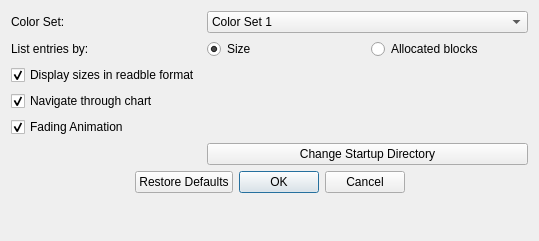
The window that DiskAnalyst/settingsdialog.ui (ahmed-agiza/disk-analyzer) describes before a commit, drawn with Qt 5.
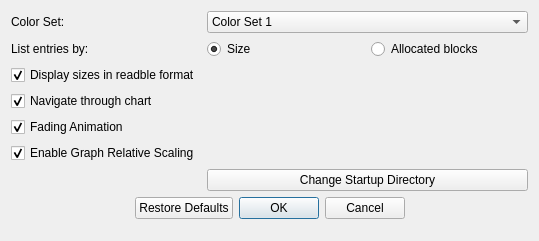
The same window after the commit.

Commit message: Relative Scaling Option

The edit to the form file:
```diff
--- a/DiskAnalyst/settingsdialog.ui
+++ b/DiskAnalyst/settingsdialog.ui
@@ -106,21 +106,21 @@
      </property>
     </widget>
    </item>
-   <item row="8" column="0">
+   <item row="9" column="0">
     <widget class="QLabel" name="lblStartupDirectory">
      <property name="text">
       <string/>
      </property>
     </widget>
    </item>
-   <item row="8" column="1">
+   <item row="9" column="1">
     <widget class="QPushButton" name="btnStartupDirectory">
      <property name="text">
       <string>Change Startup Directory</string>
      </property>
     </widget>
    </item>
-   <item row="10" column="0" colspan="2">
+   <item row="11" column="0" colspan="2">
     <widget class="QDialogButtonBox" name="bbxOkCancel">
      <property name="orientation">
       <enum>Qt::Horizontal</enum>
@@ -133,6 +133,16 @@
      </property>
     </widget>
    </item>
+   <item row="8" column="0">
+    <widget class="QCheckBox" name="chkEnableRelative">
+     <property name="text">
+      <string>Enable Graph Relative Scaling</string>
+     </property>
+     <property name="checked">
+      <bool>true</bool>
+     </property>
+    </widget>
+   </item>
   </layout>
  </widget>
  <resources/>
```
The commit also changes 16 other files.
